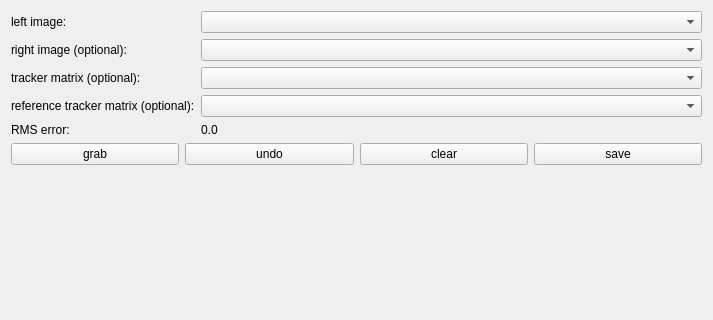
The window that MITK/Plugins/uk.ac.ucl.cmic.igicameracal/src/internal/niftkCameraCalView.ui (NifTK/NifTK) describes before a commit, drawn with Qt 5; both pictures show x 0 to 713 and y 0 to 320 of the 713 by 560 pixel window.
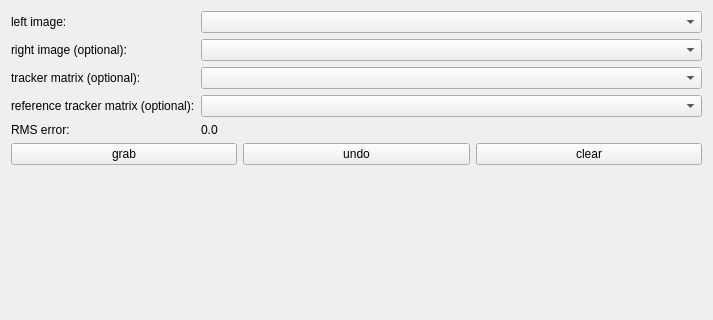
The same window after the commit. Custom widgets are drawn as their Qt base class.

Diff of the .ui file:
```diff
--- a/MITK/Plugins/uk.ac.ucl.cmic.igicameracal/src/internal/niftkCameraCalView.ui
+++ b/MITK/Plugins/uk.ac.ucl.cmic.igicameracal/src/internal/niftkCameraCalView.ui
@@ -123,16 +123,6 @@
        </property>
       </widget>
      </item>
-     <item>
-      <widget class="QPushButton" name="m_SaveButton">
-       <property name="toolTip">
-        <string>save calibration</string>
-       </property>
-       <property name="text">
-        <string>save</string>
-       </property>
-      </widget>
-     </item>
     </layout>
    </item>
    <item>
```
